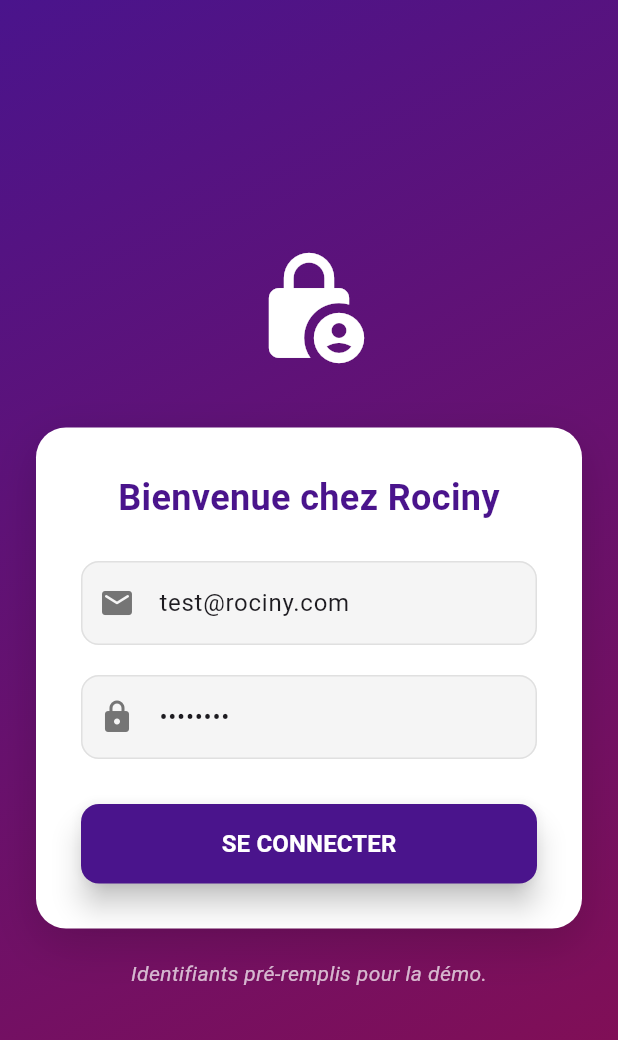
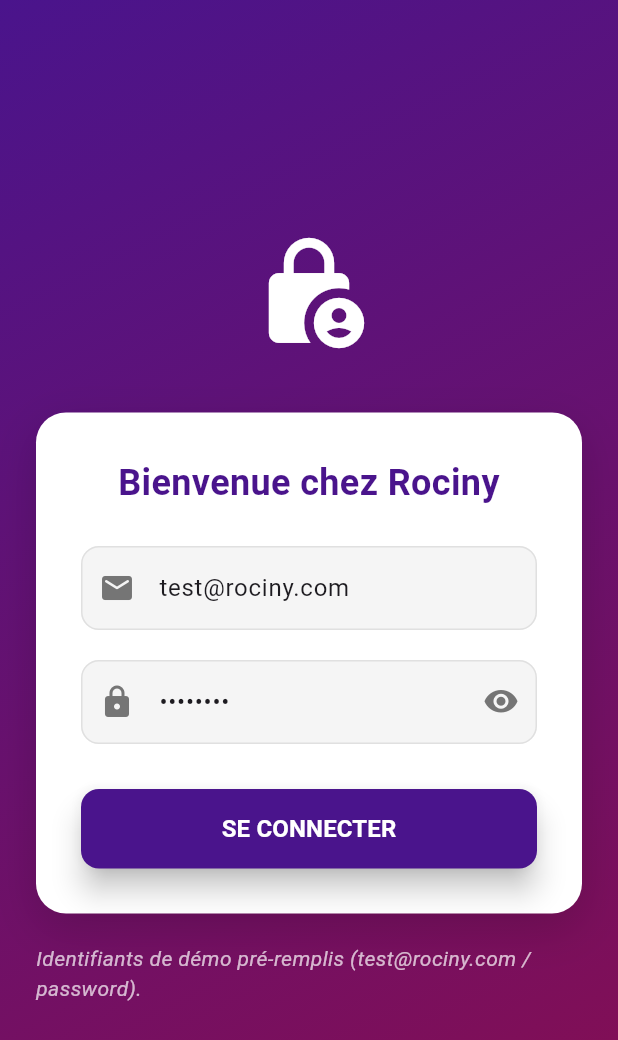
Before and after one commit to frerrt/UILogin, a Flutter app: the screen it shows after launch, on a phone screen of 412 x 824 dp. Shown: the top 1040 px of the screen. Run offline on Flutter 3.47's test engine with Material 3 defaults, Android fonts, the phone set to English and light mode, and no system bars; our stand-ins replace bloc, equatable, flutter_bloc.

Commit message:
perf:ajout de bouton visibilite pour voir mdp qu'on tape

```diff
--- a/frontend/lib/screens/login_screen.dart
+++ b/frontend/lib/screens/login_screen.dart
@@ -3,7 +3,6 @@ import 'package:flutter_bloc/flutter_bloc.dart';
 import 'package:frontend/auth/bloc/login_bloc.dart';
 import 'package:frontend/auth/events/login_event.dart';
 import 'package:frontend/auth/states/login_state.dart';
-import 'package:frontend/screens/home_screen.dart';
 
 class LoginScreen extends StatefulWidget {
   const LoginScreen({super.key});
@@ -13,8 +12,12 @@ class LoginScreen extends StatefulWidget {
 }
 
 class _LoginScreenState extends State<LoginScreen> {
-  final _emailController = TextEditingController(text: 'test@rociny.com'); // Pré-rempli pour la démo
-  final _passwordController = TextEditingController(text: 'password'); // Pré-rempli pour la démo
+  // Identifiants de démo génériques
+  final _emailController = TextEditingController(text: 'test@rociny.com');
+  final _passwordController = TextEditingController(text: 'password');
+
+  // État local pour gérer la visibilité du mot de passe
+  bool _isPasswordVisible = false;
 
   @override
   void dispose() {
@@ -64,7 +67,6 @@ class _LoginScreenState extends State<LoginScreen> {
                   ),
                 );
             }
-            // La navigation vers HomeScreen est gérée dans le Widget principal (main.dart)
           },
           child: Center(
             child: SingleChildScrollView(
@@ -90,7 +92,7 @@ class _LoginScreenState extends State<LoginScreen> {
                   const Padding(
                     padding: EdgeInsets.only(top: 20.0),
                     child: Text(
-                      "Identifiants pré-remplis pour la démo.",
+                      "Identifiants de démo pré-remplis (test@rociny.com / password).",
                       style: TextStyle(
                         color: Colors.white70,
                         fontSize: 14,
@@ -148,12 +150,23 @@ class _LoginScreenState extends State<LoginScreen> {
           ),
           const SizedBox(height: 20),
 
-          // Champ Mot de passe
+          // Champ Mot de passe (avec toggle de visibilité)
           _buildTextField(
             controller: _passwordController,
             hintText: 'Mot de passe',
             icon: Icons.lock_rounded,
-            isPassword: true,
+            isPassword: !_isPasswordVisible, // Utilise l'état local ici
+            suffixIcon: IconButton(
+              icon: Icon(
+                _isPasswordVisible ? Icons.visibility_off_rounded : Icons.visibility_rounded,
+                color: Colors.grey.shade600,
+              ),
+              onPressed: () {
+                setState(() {
+                  _isPasswordVisible = !_isPasswordVisible; // Met à jour l'état
+                });
+              },
+            ),
           ),
           const SizedBox(height: 30),
 
@@ -197,6 +210,7 @@ class _LoginScreenState extends State<LoginScreen> {
     required String hintText,
     required IconData icon,
     bool isPassword = false,
+    Widget? suffixIcon, // Ajout pour l'icône de l'œil
   }) {
     return TextField(
       controller: controller,
@@ -205,6 +219,7 @@ class _LoginScreenState extends State<LoginScreen> {
       decoration: InputDecoration(
         hintText: hintText,
         prefixIcon: Icon(icon, color: Colors.grey.shade600),
+        suffixIcon: suffixIcon, // Ajout de l'icône suffixe
         filled: true,
         fillColor: Colors.grey.shade100,
         border: OutlineInputBorder(
```
Also changed, not shown: 1 other file.
